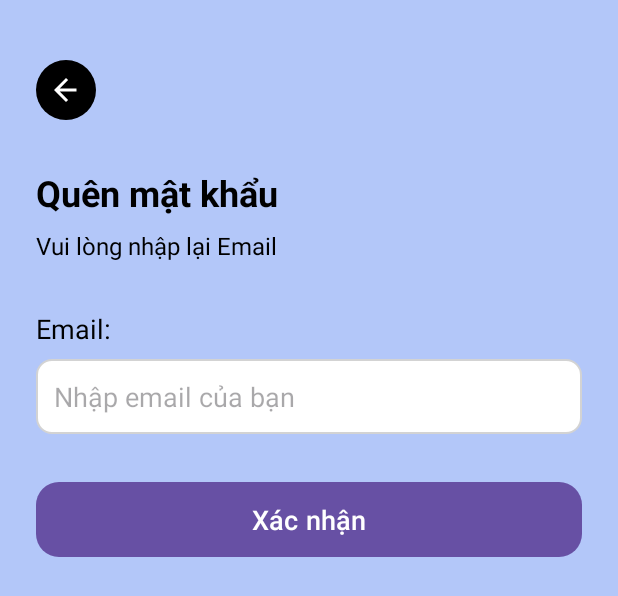
After one commit to Nguyen-Tuan-Tu/Android-programming-homework, an Android app: the layout activity_forgot1.xml on its own in the app's theme, with its tools: preview values and no code run, on a phone screen of 412 x 824 dp. The commit adds this screen. Shown: the top 596 px of the screen. Run offline under Robolectric (Android 15) with nearby library versions, the phone set to English and light mode, and no system bars.

Commit message:
update forgot password

```diff
--- /dev/null
+++ b/TLUCanteen/app/src/main/res/drawable/bg_circle_black.xml
@@ -0,0 +1,5 @@
+<?xml version="1.0" encoding="utf-8"?>
+<shape xmlns:android="http://schemas.android.com/apk/res/android">
+    <solid android:color="#000000"/>
+    <corners android:radius="20dp"/>
+</shape>
--- /dev/null
+++ b/TLUCanteen/app/src/main/res/drawable/ic_arrow_back.xml
@@ -0,0 +1,8 @@
+<?xml version="1.0" encoding="utf-8"?>
+<vector xmlns:android="http://schemas.android.com/apk/res/android"
+    android:width="24dp" android:height="24dp"
+    android:viewportWidth="24" android:viewportHeight="24">
+    <path
+        android:fillColor="#FFFFFF"
+        android:pathData="M19,11H7.83l5.59,-5.59L12,4l-8,8 8,8 1.41,-1.41L7.83,13H19v-2z"/>
+</vector>
--- /dev/null
+++ b/TLUCanteen/app/src/main/res/layout/activity_forgot1.xml
@@ -0,0 +1,79 @@
+<?xml version="1.0" encoding="utf-8"?>
+<RelativeLayout xmlns:android="http://schemas.android.com/apk/res/android"
+    xmlns:app="http://schemas.android.com/apk/res-auto"
+    android:id="@+id/forgot_root"
+    android:layout_width="match_parent"
+    android:layout_height="match_parent"
+    android:padding="24dp"
+    android:background="@color/blue">
+
+    <!-- Nút Back -->
+    <ImageButton
+        android:id="@+id/btn_back"
+        android:layout_width="40dp"
+        android:layout_height="40dp"
+        android:background="@drawable/bg_circle_black"
+        android:src="@drawable/ic_arrow_back"
+        android:contentDescription="Back"
+        android:layout_marginTop="16dp"
+        android:layout_alignParentStart="true"
+        app:tint="@android:color/white" />
+
+    <!-- Tiêu đề -->
+    <TextView
+        android:id="@+id/tv_title"
+        android:layout_width="wrap_content"
+        android:layout_height="wrap_content"
+        android:text="Quên mật khẩu"
+        android:textSize="24sp"
+        android:textStyle="bold"
+        android:textColor="@android:color/black"
+        android:layout_below="@id/btn_back"
+        android:layout_marginTop="32dp"/>
+
+    <!-- Subtitle -->
+    <TextView
+        android:id="@+id/tv_subtitle"
+        android:layout_width="wrap_content"
+        android:layout_height="wrap_content"
+        android:text="Vui lòng nhập lại Email"
+        android:textSize="16sp"
+        android:textColor="@android:color/black"
+        android:layout_below="@id/tv_title"
+        android:layout_marginTop="8dp"/>
+
+    <!-- Label Email -->
+    <TextView
+        android:id="@+id/tv_label_email"
+        android:layout_width="wrap_content"
+        android:layout_height="wrap_content"
+        android:text="Email:"
+        android:textSize="18sp"
+        android:textColor="@android:color/black"
+        android:layout_below="@id/tv_subtitle"
+        android:layout_marginTop="32dp"/>
+
+    <!-- Input Email -->
+    <EditText
+        android:id="@+id/et_email"
+        android:layout_width="match_parent"
+        android:layout_height="50dp"
+        android:hint="Nhập email của bạn"
+        android:padding="12dp"
+        android:background="@drawable/edittext_bg"
+        android:layout_below="@id/tv_label_email"
+        android:layout_marginTop="8dp"/>
+
+    <!-- Button Xác nhận -->
+    <Button
+        android:id="@+id/btn_confirm"
+        android:layout_width="match_parent"
+        android:layout_height="50dp"
+        android:text="Xác nhận"
+        android:textColor="@android:color/white"
+        android:textSize="18sp"
+        android:background="@drawable/btn_bg"
+        android:layout_below="@id/et_email"
+        android:layout_marginTop="32dp"/>
+
+</RelativeLayout>
--- a/TLUCanteen/app/src/main/res/values/ids.xml
+++ b/TLUCanteen/app/src/main/res/values/ids.xml
@@ -10,4 +10,11 @@
     <item name="username" type="id">username</item>
     <item name="phone" type="id">phone</item>
     <item name="register_button" type="id">register_button</item>
+    <item name="forgot_root" type="id">forgot_root</item>
+    <item name="btn_back" type="id">btn_back</item>
+    <item name="tv_title" type="id">tv_title</item>
+    <item name="tv_subtitle" type="id">tv_subtitle</item>
+    <item name="tv_label_email" type="id">tv_label_email</item>
+    <item name="et_email" type="id">et_email</item>
+    <item name="btn_confirm" type="id">btn_ocnfirm</item>
 </resources>
```
